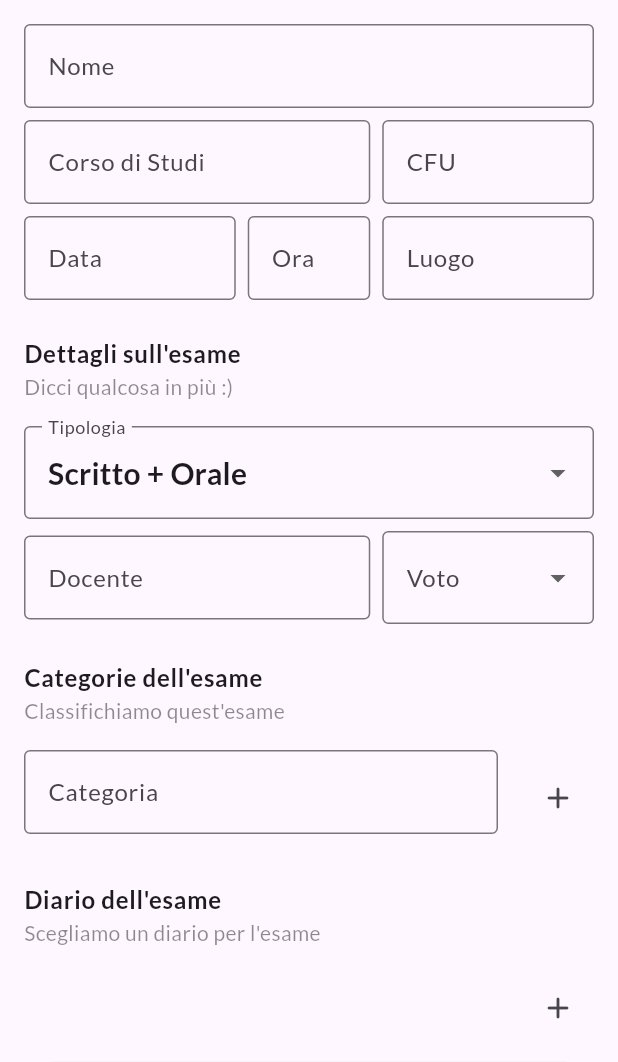
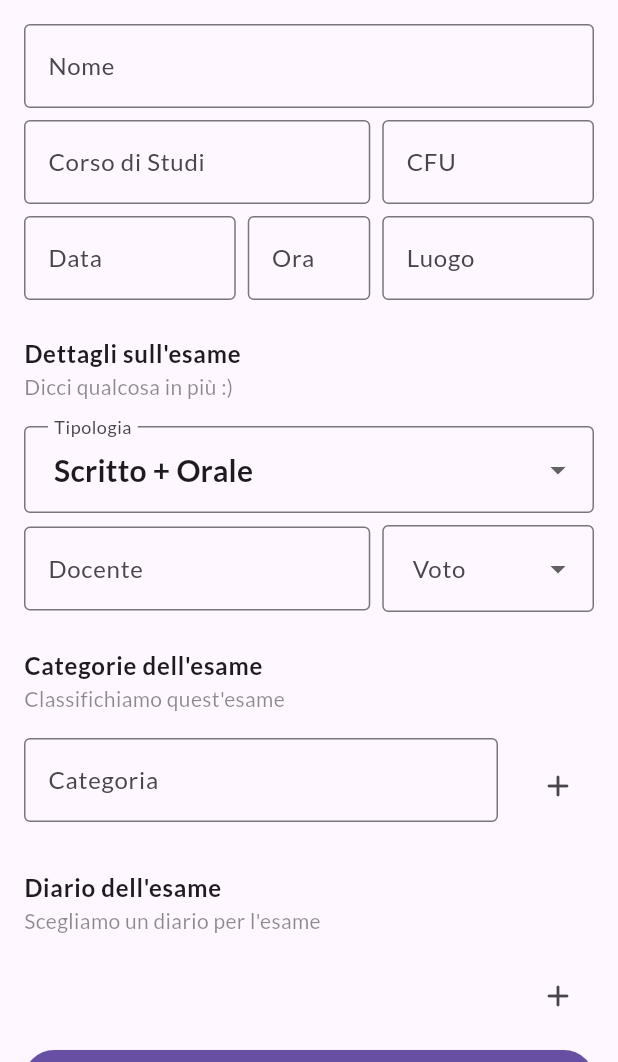
Before and after one commit to luca-software-developer/Path2Degree, a Flutter app: the AddEsame screen opened directly with empty values, on a phone screen of 412 x 824 dp, the part 174-1236 px from its top. Run offline on Flutter 3.47's test engine with Material 3 defaults, Android fonts, the phone set to English and light mode, and no system bars; our stand-ins replace adaptive_theme, file_picker, fl_chart, flutter_local_notifications, google_fonts, share_plus and 4 more; missing offline and left inert: open_file_plus; accounts and stored records are empty.

Commit message:
Fix DropdownButtonFormField size

```diff
--- a/lib/pages/add_pages/add_esame.dart
+++ b/lib/pages/add_pages/add_esame.dart
@@ -331,6 +331,8 @@ class _AddEsameState extends State<AddEsame> {
                                 value: _selectedTipologia,
                                 decoration: const InputDecoration(
                                   border: OutlineInputBorder(),
+                                  contentPadding: EdgeInsets.symmetric(
+                                      horizontal: 16, vertical: 14),
                                   labelText: 'Tipologia',
                                 ),
                                 onChanged: (Tipologia? newValue) {
@@ -389,6 +391,8 @@ class _AddEsameState extends State<AddEsame> {
                                   },
                                   decoration: const InputDecoration(
                                     border: OutlineInputBorder(),
+                                    contentPadding: EdgeInsets.symmetric(
+                                        horizontal: 16, vertical: 14),
                                     labelText: 'Voto',
                                   ),
                                   items: _data?.isAfter(DateTime.now()) ?? false
@@ -599,6 +603,8 @@ class _AddEsameState extends State<AddEsame> {
                                     value: _selectedDiario,
                                     decoration: const InputDecoration(
                                       border: OutlineInputBorder(),
+                                      contentPadding: EdgeInsets.symmetric(
+                                          horizontal: 16, vertical: 14),
                                       labelText: 'Diario',
                                     ),
                                     onChanged: (String? newValue) {
--- a/lib/pages/edit_pages/edit_esame.dart
+++ b/lib/pages/edit_pages/edit_esame.dart
@@ -370,6 +370,8 @@ class _EditEsameState extends State<EditEsame> {
                                 value: _selectedTipologia,
                                 decoration: const InputDecoration(
                                   border: OutlineInputBorder(),
+                                  contentPadding: EdgeInsets.symmetric(
+                                      horizontal: 16, vertical: 14),
                                   labelText: 'Tipologia',
                                 ),
                                 onChanged: (Tipologia? newValue) {
@@ -431,6 +433,8 @@ class _EditEsameState extends State<EditEsame> {
                                   },
                                   decoration: const InputDecoration(
                                     border: OutlineInputBorder(),
+                                    contentPadding: EdgeInsets.symmetric(
+                                        horizontal: 16, vertical: 14),
                                     labelText: 'Voto',
                                   ),
                                   items: _data?.isAfter(DateTime.now()) ?? false
@@ -693,6 +697,8 @@ class _EditEsameState extends State<EditEsame> {
                                     value: _selectedDiario,
                                     decoration: const InputDecoration(
                                       border: OutlineInputBorder(),
+                                      contentPadding: EdgeInsets.symmetric(
+                                          horizontal: 16, vertical: 14),
                                       labelText: 'Diario',
                                     ),
                                     onChanged: (String? newValue) {
--- a/lib/pages/statistiche.dart
+++ b/lib/pages/statistiche.dart
@@ -844,6 +844,8 @@ class _StatisticheState extends State<Statistiche> {
                                     value: _categoria,
                                     decoration: const InputDecoration(
                                       border: OutlineInputBorder(),
+                                      contentPadding: EdgeInsets.symmetric(
+                                          horizontal: 16, vertical: 14),
                                       labelText: 'Categoria',
                                     ),
                                     onChanged: (Categoria? newValue) {
```
